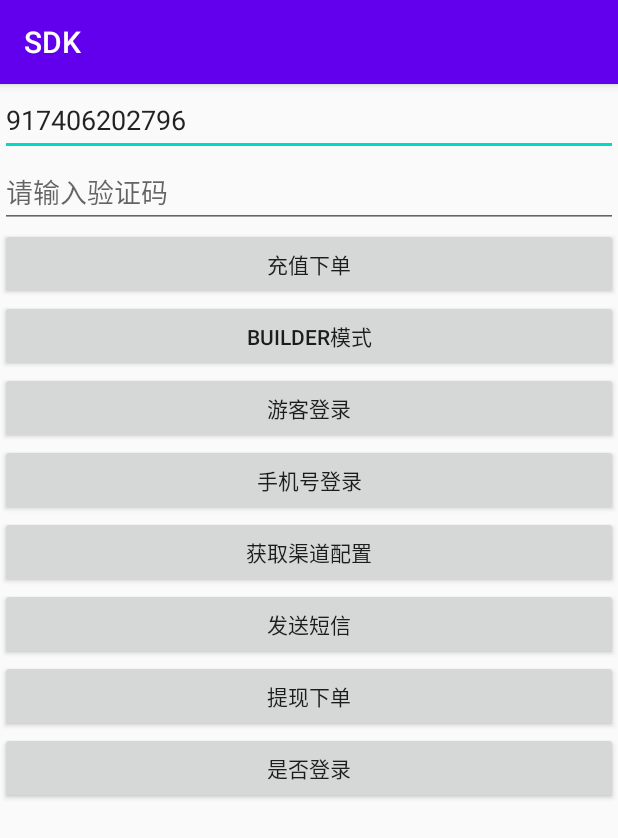
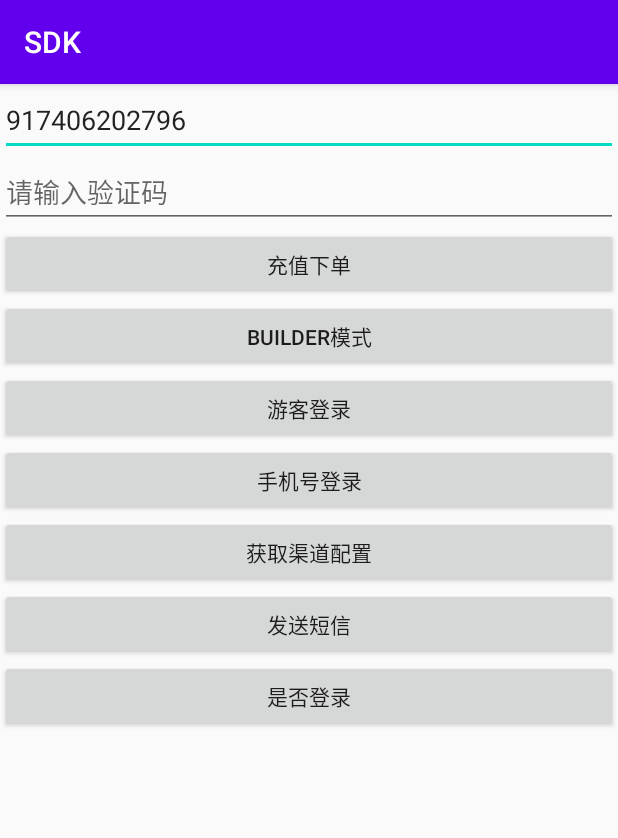
Before and after one commit to bigfunglobal/BigFunSDK, an Android app: the screen it shows after launch (SecondActivity), on a phone screen of 412 x 824 dp. Shown: the top 838 px of the screen. Run offline under Robolectric (Android 15) with nearby library versions, the phone set to English and light mode, and no system bars; our stand-ins replace AdMob; 2 statements that could not run were skipped.

Commit message:
sdk初始化时修改token登录为游客登录

```diff
--- a/app/src/main/java/com/lqq/sdk/App.kt
+++ b/app/src/main/java/com/lqq/sdk/App.kt
@@ -14,7 +14,7 @@ class App : Application() {
     override fun onCreate() {
         super.onCreate()
         BigFunSDK.setDebug(true)
-        BigFunSDK.init(
+        BigFunSDK.getInstance().init(
             applicationContext,
             "test_fb",
             "EUXLRCIKPVWBYEJW"
--- a/app/src/main/res/layout/activity_second.xml
+++ b/app/src/main/res/layout/activity_second.xml
@@ -55,12 +55,6 @@
         android:text="发送短信" />
 
     <Button
-        android:id="@+id/btn_with_order"
-        android:layout_width="match_parent"
-        android:layout_height="wrap_content"
-        android:text="提现下单" />
-
-    <Button
         android:id="@+id/btn_is_login"
         android:layout_width="match_parent"
         android:layout_height="wrap_content"
--- a/paytmlibrary/src/main/java/com/bigfun/tm/BigFunSDK.java
+++ b/paytmlibrary/src/main/java/com/bigfun/tm/BigFunSDK.java
@@ -36,11 +36,11 @@ public class BigFunSDK {
     }
 
     @Keep
-    public static void init(Context context, String channel, String key) {
+    public void init(Context context, String channel, String key) {
         mContext = context;
         mChannel = channel;
         mKey = key;
-        loginByToken();
+        guestLogin2();
         LogUtils.log("sdk init success");
     }
 
@@ -142,6 +142,25 @@ public class BigFunSDK {
         Map<String, Object> map = new HashMap<>();
         map.put("loginType", 1);
         login(map, listener);
+    }
+
+    private void guestLogin2() {
+        if (checkSdkNotInit()) {
+            return;
+        }
+        Map<String, Object> map = new HashMap<>();
+        map.put("loginType", 1);
+        login(map, new ResponseListener() {
+            @Override
+            public void onSuccess() {
+
+            }
+
+            @Override
+            public void onFail(String msg) {
+
+            }
+        });
     }
 
     /**
```
